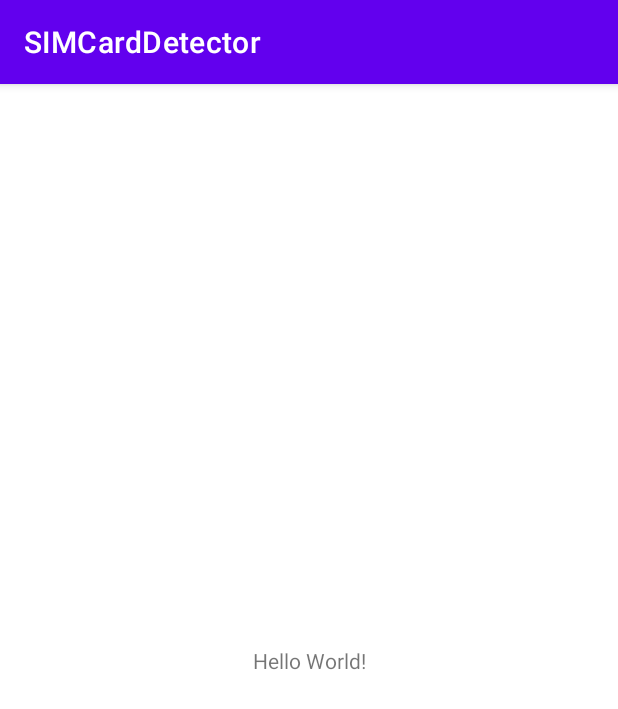
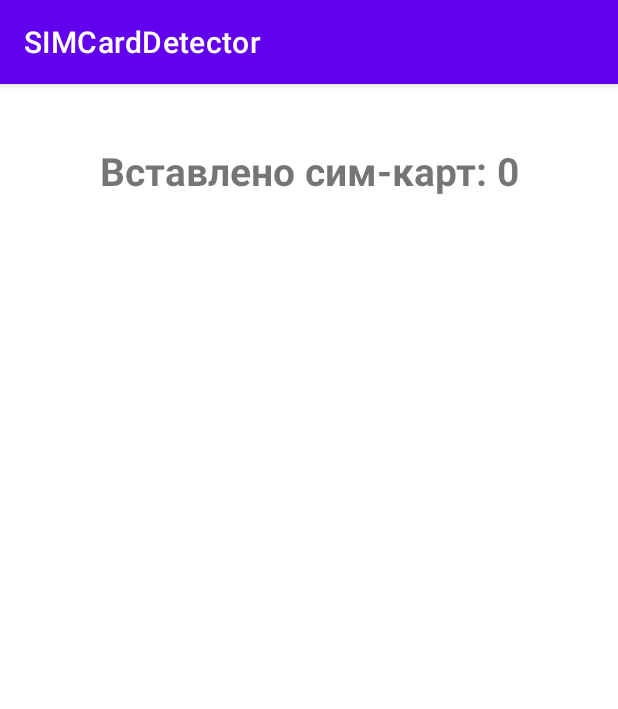
Before and after one commit to MATPOCKIH/SimCardDetector, an Android app: the screen it shows after launch (MainActivity), on a phone screen of 412 x 824 dp. Shown: the top 709 px of the screen. Run offline under Robolectric (Android 15) with nearby library versions, the phone set to English and light mode, and no system bars.

Commit message:
sim card provider

```diff
--- a/app/build.gradle
+++ b/app/build.gradle
@@ -37,6 +37,16 @@ dependencies {
     implementation 'androidx.appcompat:appcompat:1.4.1'
     implementation 'com.google.android.material:material:1.5.0'
     implementation 'androidx.constraintlayout:constraintlayout:2.1.3'
+
+    def lifecycle_version = "2.5.0-beta01"
+    // ViewModel
+    implementation "androidx.lifecycle:lifecycle-viewmodel-ktx:$lifecycle_version"
+    implementation 'androidx.fragment:fragment-ktx:1.4.1'
+
+    //koin
+    def koin_version = "3.1.6"
+    implementation "io.insert-koin:koin-android:$koin_version"
+
     testImplementation 'junit:junit:4.13.2'
     androidTestImplementation 'androidx.test.ext:junit:1.1.3'
     androidTestImplementation 'androidx.test.espresso:espresso-core:3.4.0'
--- a/app/src/main/AndroidManifest.xml
+++ b/app/src/main/AndroidManifest.xml
@@ -4,6 +4,7 @@
 
     <uses-permission android:name="android.permission.READ_PHONE_STATE" />
     <application
+        android:name=".SimCardApplication"
         android:allowBackup="true"
         android:icon="@mipmap/ic_launcher"
         android:label="@string/app_name"
--- a/app/src/main/java/anton/aronskiy/simcarddetector/MainActivity.kt
+++ b/app/src/main/java/anton/aronskiy/simcarddetector/MainActivity.kt
@@ -8,65 +8,65 @@ import android.os.Bundle
 import android.telephony.SubscriptionManager
 import android.telephony.TelephonyManager
 import android.util.Log
+import android.widget.TextView
 import androidx.activity.result.contract.ActivityResultContracts
+import androidx.activity.viewModels
 import androidx.appcompat.app.AppCompatActivity
 import androidx.core.content.ContextCompat
-
+import anton.aronskiy.simcarddetector.providers.SimInfoProvider
+import anton.aronskiy.simcarddetector.providers.SimInfoProviderImpl
+import org.koin.androidx.viewmodel.ext.android.viewModel
 
 class MainActivity : AppCompatActivity() {
 
-    companion object{
-        const val REQUEST_CODE = 144
-    }
+    private val viewModel: MainViewModel by viewModel()
 
     override fun onCreate(savedInstanceState: Bundle?) {
         super.onCreate(savedInstanceState)
         setContentView(R.layout.activity_main)
 
+        val simInfoCounter = findViewById<TextView>(R.id.simInfoCounter)
+        val simInfoLabel = findViewById<TextView>(R.id.simInfo)
+
+        viewModel.simCards.observe(this) { simCards ->
+            simInfoCounter.text = getString(R.string.sim_counter_label, simCards.size)
+
+            val simsInfo = simCards.map {
+                getString(R.string.sim_info_label, it.subscriptionId, it.carrierName)
+            }
+            simInfoLabel.text = simsInfo.joinToString(separator = "\n\n\n")
+        }
+
+        requestPermissions()
+    }
+
+    private fun requestPermissions(){
+
         val requestPermissionLauncher =
-        registerForActivityResult(
-            ActivityResultContracts.RequestPermission()
-        ) { isGranted: Boolean ->
-            if (isGranted) {
-                getSIMInfo()
-            } else {
-                // Explain to the user that the feature is unavailable because the
-                // features requires a permission that the user has denied. At the
-                // same time, respect the user's decision. Don't link to system
-                // settings in an effort to convince the user to change their
-                // decision.
+            registerForActivityResult(
+                ActivityResultContracts.RequestPermission()
+            ) { isGranted: Boolean ->
+                if (isGranted) {
+                    fetchSubscription()
+                }
             }
-        }
 
         when {
             ContextCompat.checkSelfPermission(
                 this,
                 Manifest.permission.READ_PHONE_STATE
             ) == PackageManager.PERMISSION_GRANTED -> {
-                getSIMInfo()
+                fetchSubscription()
             }
             else -> {
                 requestPermissionLauncher.launch(
                     Manifest.permission.READ_PHONE_STATE)
             }
         }
-
     }
 
-    @SuppressLint("MissingPermission")
-    private fun getSIMInfo() {
-        val sm = getSystemService(SubscriptionManager::class.java)
-        val  activeSubscriptionInfoList = sm.activeSubscriptionInfoList
-        for (subscriptionInfo in activeSubscriptionInfoList) {
-            val carrierName = subscriptionInfo.getCarrierName()
-            val displayName = subscriptionInfo.getDisplayName()
-            val mcc = subscriptionInfo.getMcc()
-            val mnc = subscriptionInfo.getMnc()
-            val subscriptionInfoNumber = subscriptionInfo.getNumber()
-            Log.d("Anton","Finish")
-        }
+    private fun fetchSubscription() {
+        viewModel.getSimCardInfo()
+    }
 
-        val mTelephonyMgr = getSystemService(Context.TELEPHONY_SERVICE) as TelephonyManager
-        val imei: String = mTelephonyMgr.getDeviceId()
-    }
 }
--- /dev/null
+++ b/app/src/main/java/anton/aronskiy/simcarddetector/MainViewModel.kt
@@ -0,0 +1,43 @@
+package anton.aronskiy.simcarddetector
+
+import androidx.lifecycle.*
+import anton.aronskiy.simcarddetector.providers.SimInfoProvider
+import anton.aronskiy.simcarddetector.utils.launchTimerAsync
+import kotlinx.coroutines.CoroutineScope
+import kotlinx.coroutines.Deferred
+import kotlinx.coroutines.Dispatchers
+import kotlinx.coroutines.launch
+
+class MainViewModel(private val simInfoProvider: SimInfoProvider) : ViewModel() {
+
+    private var timerAsync: Deferred<Unit>? = null
+
+    private var simCardsLiveData = MutableLiveData<List<SimCardInfo>>()
+    var simCards : LiveData<List<SimCardInfo>> = simCardsLiveData
+
+
+    fun stopDataPulling() {
+        timerAsync?.cancel()
+    }
+
+    private fun startPulling() {
+        timerAsync?.cancel()
+        timerAsync = CoroutineScope(Dispatchers.IO)
+            .launchTimerAsync(1000) {
+                viewModelScope.launch(Dispatchers.Default) {
+                    val simInfoList = simInfoProvider.getSimInfo()
+                    simCardsLiveData.postValue(simInfoList)
+                }
+            }
+    }
+
+    fun getSimCardInfo() {
+        startPulling()
+    }
+
+}
+
+data class SimCardInfo(
+    val subscriptionId: Int,
+    val carrierName: String
+)
--- /dev/null
+++ b/app/src/main/java/anton/aronskiy/simcarddetector/SimCardApplication.kt
@@ -0,0 +1,20 @@
+package anton.aronskiy.simcarddetector
+
+import android.app.Application
+import anton.aronskiy.simcarddetector.di.appModule
+import org.koin.android.ext.koin.androidContext
+import org.koin.android.ext.koin.androidLogger
+import org.koin.core.context.startKoin
+import org.koin.core.logger.Level
+
+class SimCardApplication : Application(){
+    override fun onCreate() {
+        super.onCreate()
+        // Start Koin
+        startKoin{
+            androidLogger(Level.ERROR)
+            androidContext(this@SimCardApplication)
+            modules(appModule)
+        }
+    }
+}
--- /dev/null
+++ b/app/src/main/java/anton/aronskiy/simcarddetector/di/AppModule.kt
@@ -0,0 +1,15 @@
+package anton.aronskiy.simcarddetector.di
+
+import anton.aronskiy.simcarddetector.MainViewModel
+import anton.aronskiy.simcarddetector.providers.SimInfoProvider
+import anton.aronskiy.simcarddetector.providers.SimInfoProviderImpl
+import org.koin.androidx.viewmodel.dsl.viewModel
+import org.koin.dsl.module
+
+val appModule = module {
+
+    factory <SimInfoProvider> { SimInfoProviderImpl(context = get()) }
+
+    viewModel { MainViewModel(simInfoProvider = get()) }
+
+}
--- /dev/null
+++ b/app/src/main/java/anton/aronskiy/simcarddetector/providers/SimInfoProvider.kt
@@ -0,0 +1,7 @@
+package anton.aronskiy.simcarddetector.providers
+
+import anton.aronskiy.simcarddetector.SimCardInfo
+
+interface SimInfoProvider {
+    fun getSimInfo() : List<SimCardInfo>
+}
--- /dev/null
+++ b/app/src/main/java/anton/aronskiy/simcarddetector/providers/SimInfoProviderImpl.kt
@@ -0,0 +1,26 @@
+package anton.aronskiy.simcarddetector.providers
+
+import android.Manifest
+import android.content.Context
+import android.telephony.SubscriptionInfo
+import android.telephony.SubscriptionManager
+import androidx.annotation.RequiresPermission
+import anton.aronskiy.simcarddetector.SimCardInfo
+
+class SimInfoProviderImpl(private val context: Context) : SimInfoProvider {
+
+    @RequiresPermission(Manifest.permission.READ_PHONE_STATE)
+    override fun getSimInfo(): List<SimCardInfo> {
+        val sm = context.getSystemService(SubscriptionManager::class.java)
+        val activeSubscriptionInfoList = sm.activeSubscriptionInfoList
+        return activeSubscriptionInfoList.map { it.toSimCardInfo() }
+    }
+
+}
+
+fun SubscriptionInfo.toSimCardInfo() : SimCardInfo{
+    return SimCardInfo(
+        subscriptionId,
+        carrierName.toString()
+    )
+}
--- /dev/null
+++ b/app/src/main/java/anton/aronskiy/simcarddetector/utils/CoroutinesUtil.kt
@@ -0,0 +1,24 @@
+package anton.aronskiy.simcarddetector.utils
+
+import kotlinx.coroutines.*
+import kotlinx.coroutines.flow.Flow
+import kotlinx.coroutines.flow.SharingStarted
+import kotlinx.coroutines.flow.StateFlow
+import kotlinx.coroutines.flow.collect
+import kotlinx.coroutines.flow.combine
+import kotlinx.coroutines.flow.distinctUntilChanged
+import kotlinx.coroutines.flow.stateIn
+
+fun CoroutineScope.launchTimerAsync(
+    repeatMillis: Long,
+    action: () -> Unit
+) = this.async {
+    if (repeatMillis > 0) {
+        while (isActive) {
+            delay(repeatMillis)
+            action()
+        }
+    } else {
+        action()
+    }
+}
--- a/app/src/main/res/layout/activity_main.xml
+++ b/app/src/main/res/layout/activity_main.xml
@@ -7,12 +7,27 @@
     tools:context=".MainActivity">
 
     <TextView
+        android:id="@+id/simInfoCounter"
         android:layout_width="wrap_content"
         android:layout_height="wrap_content"
-        android:text="Hello World!"
-        app:layout_constraintBottom_toBottomOf="parent"
+        tools:text="@string/sim_counter_label"
+        android:layout_marginTop="40dp"
+        android:textSize="26dp"
+        android:textStyle="bold"
         app:layout_constraintLeft_toLeftOf="parent"
         app:layout_constraintRight_toRightOf="parent"
         app:layout_constraintTop_toTopOf="parent" />
 
+    <TextView
+        android:id="@+id/simInfo"
+        android:layout_width="wrap_content"
+        android:layout_height="wrap_content"
+        android:layout_marginTop="40dp"
+        android:textSize="20dp"
+        app:layout_constraintLeft_toLeftOf="parent"
+        app:layout_constraintRight_toRightOf="parent"
+        app:layout_constraintStart_toStartOf="@+id/simInfoCounter"
+        app:layout_constraintTop_toBottomOf="@+id/simInfoCounter"
+        tools:text="Номер сим-карты: $1%d,\n оператор: $2%s" />
+
 </androidx.constraintlayout.widget.ConstraintLayout>
--- a/app/src/main/res/values/strings.xml
+++ b/app/src/main/res/values/strings.xml
@@ -1,3 +1,5 @@
 <resources>
     <string name="app_name">SIMCardDetector</string>
+    <string name="sim_counter_label">Вставлено сим-карт: %d</string>
+    <string name="sim_info_label">Номер сим-карты: <b>%d</b>,\nОператор: <b>%s</b></string>
 </resources>
```
